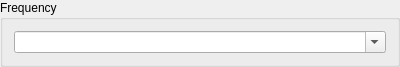
First picture: the form in mtpy/gui/SmartMT/ui_asset/groupbox_frequency_period_single.ui, repository MTgeophysics/mtpy, before the edit.
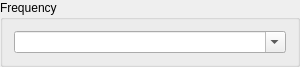
Second picture: the form after the edit.

```diff
--- a/mtpy/gui/SmartMT/ui_asset/groupbox_frequency_period_single.ui
+++ b/mtpy/gui/SmartMT/ui_asset/groupbox_frequency_period_single.ui
@@ -6,10 +6,16 @@
    <rect>
     <x>0</x>
     <y>0</y>
-    <width>400</width>
+    <width>300</width>
     <height>53</height>
    </rect>
   </property>
+  <property name="sizePolicy">
+   <sizepolicy hsizetype="Preferred" vsizetype="Fixed">
+    <horstretch>0</horstretch>
+    <verstretch>0</verstretch>
+   </sizepolicy>
+  </property>
   <property name="windowTitle">
    <string>GroupBox</string>
   </property>
```
